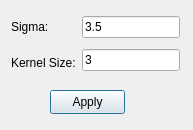
This is HW3/gaussianblurdialog.ui in scott123159/Principles-and-Applications-of-Digital-Image-Processing as Qt 5 draws it before an edit. The edited form follows.
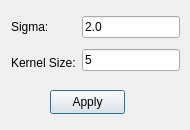
This is the edited form.

Patch:
```diff
--- a/HW3/gaussianblurdialog.ui
+++ b/HW3/gaussianblurdialog.ui
@@ -6,7 +6,7 @@
    <rect>
     <x>0</x>
     <y>0</y>
-    <width>193</width>
+    <width>190</width>
     <height>130</height>
    </rect>
   </property>
@@ -26,7 +26,7 @@
     <string>Apply</string>
    </property>
   </widget>
-  <widget class="QWidget" name="">
+  <widget class="QWidget" name="layoutWidget">
    <property name="geometry">
     <rect>
      <x>11</x>
@@ -59,14 +59,14 @@
       <item>
        <widget class="QLineEdit" name="sigmaLineEdit">
         <property name="text">
-         <string>3.5</string>
+         <string>2.0</string>
         </property>
        </widget>
       </item>
       <item>
        <widget class="QLineEdit" name="kernelSizeLineEdit">
         <property name="text">
-         <string>3</string>
+         <string>5</string>
         </property>
        </widget>
       </item>
```
